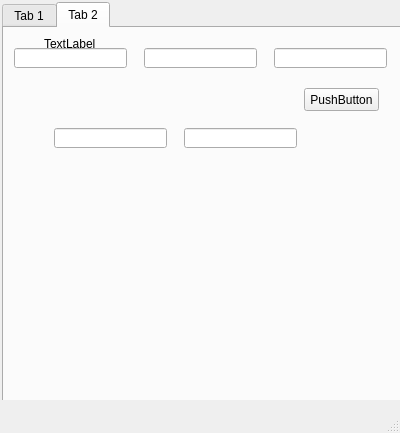
domi-nika60/Liczydlo-naukowe, file liczydlo/mainwindow.ui: the form before one commit.
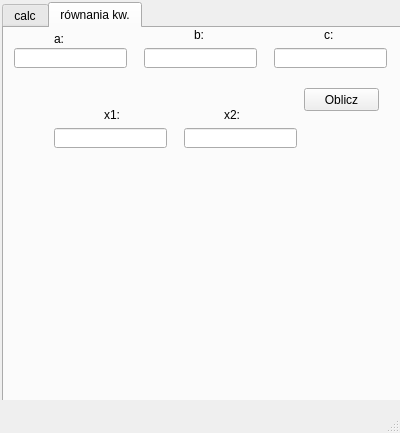
The form after the commit.

```diff
--- a/liczydlo/mainwindow.ui
+++ b/liczydlo/mainwindow.ui
@@ -67,7 +67,7 @@
     </property>
     <widget class="QWidget" name="tab">
      <attribute name="title">
-      <string>Tab 1</string>
+      <string>calc</string>
      </attribute>
      <widget class="QWidget" name="gridLayoutWidget_2">
       <property name="geometry">
@@ -453,7 +453,7 @@
     </widget>
     <widget class="QWidget" name="tab_2">
      <attribute name="title">
-      <string>Tab 2</string>
+      <string>równania kw.</string>
      </attribute>
      <widget class="QLineEdit" name="kwadrat_a">
       <property name="geometry">
@@ -495,20 +495,20 @@
        </rect>
       </property>
       <property name="text">
-       <string>PushButton</string>
+       <string>Oblicz</string>
       </property>
      </widget>
      <widget class="QLabel" name="label">
       <property name="geometry">
        <rect>
-        <x>40</x>
+        <x>50</x>
         <y>0</y>
-        <width>71</width>
-        <height>31</height>
+        <width>21</width>
+        <height>21</height>
        </rect>
       </property>
       <property name="text">
-       <string>TextLabel</string>
+       <string>a:</string>
       </property>
      </widget>
      <widget class="QLineEdit" name="kwadrat_x1">
@@ -531,6 +531,58 @@
        </rect>
       </property>
      </widget>
+     <widget class="QLabel" name="label_2">
+      <property name="geometry">
+       <rect>
+        <x>190</x>
+        <y>0</y>
+        <width>47</width>
+        <height>13</height>
+       </rect>
+      </property>
+      <property name="text">
+       <string>b:</string>
+      </property>
+     </widget>
+     <widget class="QLabel" name="label_3">
+      <property name="geometry">
+       <rect>
+        <x>320</x>
+        <y>0</y>
+        <width>47</width>
+        <height>13</height>
+       </rect>
+      </property>
+      <property name="text">
+       <string>c:</string>
+      </property>
+     </widget>
+     <widget class="QLabel" name="label_4">
+      <property name="geometry">
+       <rect>
+        <x>100</x>
+        <y>80</y>
+        <width>47</width>
+        <height>13</height>
+       </rect>
+      </property>
+      <property name="text">
+       <string>x1:</string>
+      </property>
+     </widget>
+     <widget class="QLabel" name="label_5">
+      <property name="geometry">
+       <rect>
+        <x>220</x>
+        <y>80</y>
+        <width>47</width>
+        <height>13</height>
+       </rect>
+      </property>
+      <property name="text">
+       <string>x2:</string>
+      </property>
+     </widget>
     </widget>
    </widget>
   </widget>
```
Left out of the diff: 254 changed lines with no effect on the pictures.
